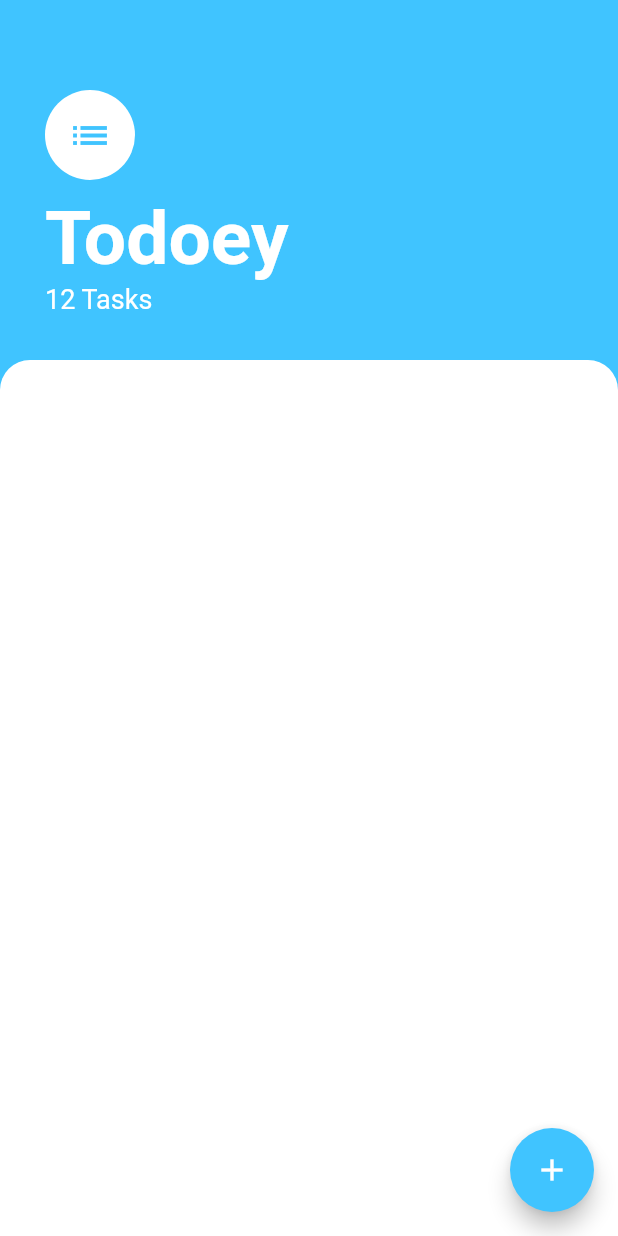
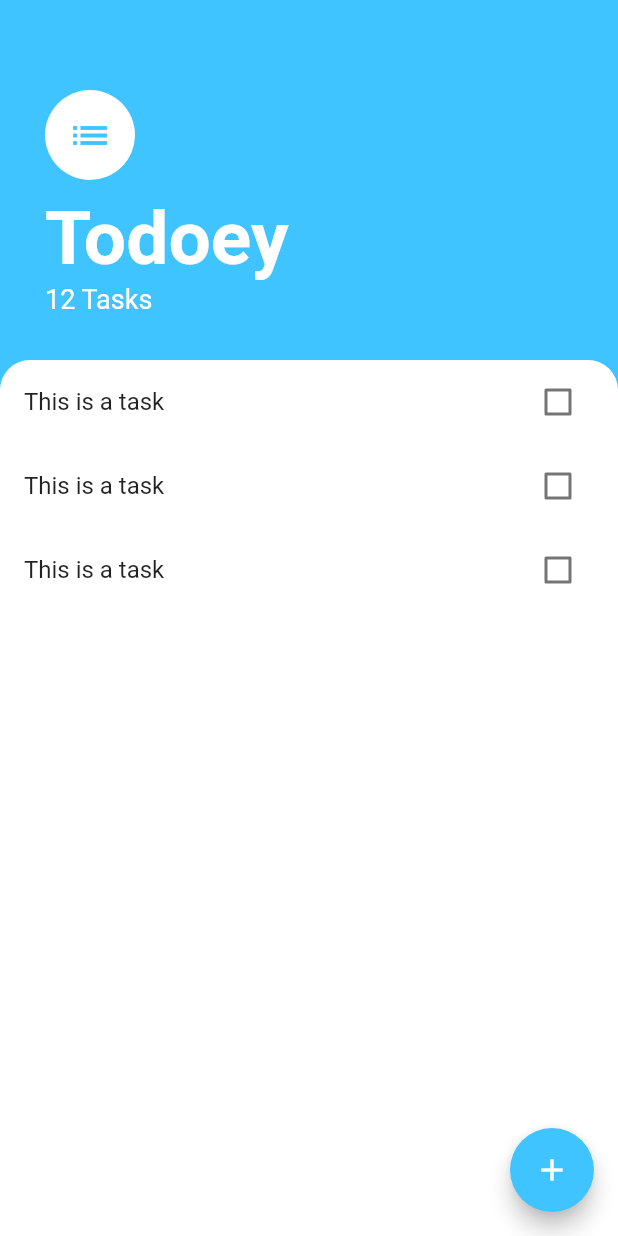
Before and after one commit to thesamtj/todoey_app, a Flutter app: the screen it shows after launch, on a phone screen of 412 x 824 dp. Run offline on Flutter 3.47's test engine with Material 2 defaults, Android fonts, the phone set to English and light mode, and no system bars.

Commit message:
Make a list view

```diff
--- a/lib/screens/tasks_screen.dart
+++ b/lib/screens/tasks_screen.dart
@@ -1,4 +1,5 @@
 import 'package:flutter/material.dart';
+import 'package:todoey_app/widgets/tasks_list.dart';
 
 class TasksScreen extends StatelessWidget {
   @override
@@ -53,6 +54,7 @@ class TasksScreen extends StatelessWidget {
                     topLeft: Radius.circular(20.0),
                     topRight: Radius.circular(20.0)),
               ),
+              child: TasksList(),
             ),
           ),
         ],
--- /dev/null
+++ b/lib/widgets/task_tile.dart
@@ -0,0 +1,14 @@
+import 'package:flutter/material.dart';
+
+class TaskTile extends StatelessWidget {
+  @override
+  Widget build(BuildContext context) {
+    return ListTile(
+      title: Text('This is a task'),
+      trailing: Checkbox(
+        value: false,
+        onChanged: (bool? value) {},
+      ),
+    );
+  }
+}
--- /dev/null
+++ b/lib/widgets/tasks_list.dart
@@ -0,0 +1,15 @@
+import 'package:flutter/material.dart';
+import 'package:todoey_app/widgets/task_tile.dart';
+
+class TasksList extends StatelessWidget {
+  @override
+  Widget build(BuildContext context) {
+    return ListView(
+      children: <Widget>[
+        TaskTile(),
+        TaskTile(),
+        TaskTile(),
+      ],
+    );
+  }
+}
```
